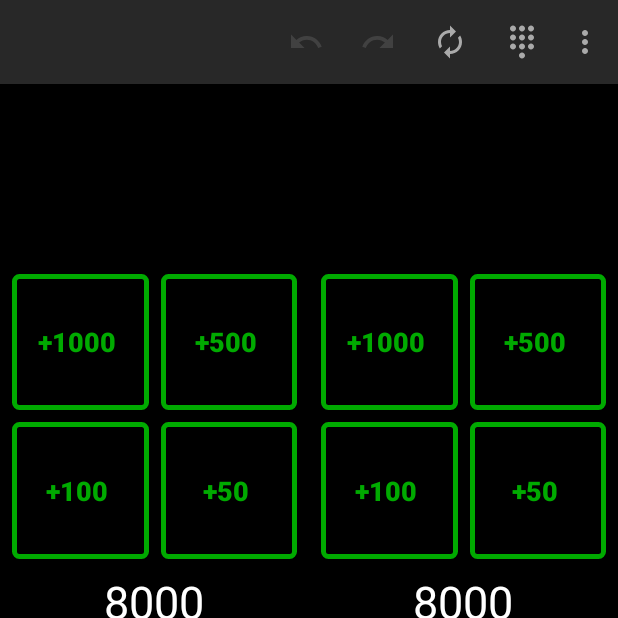
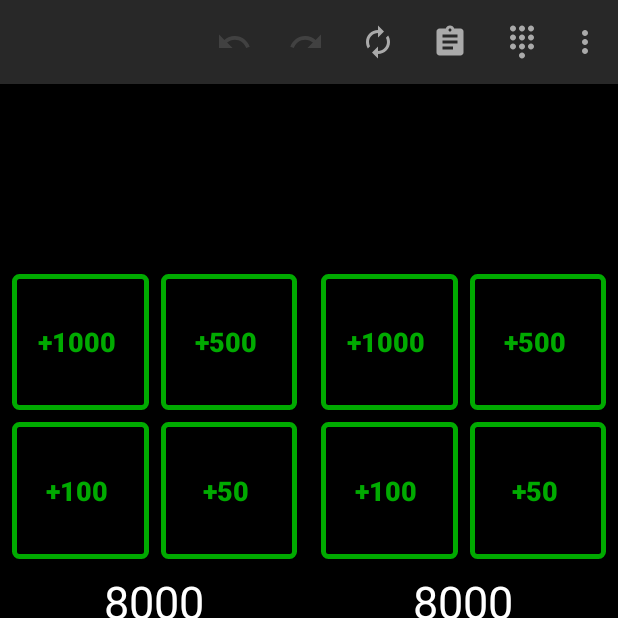
Before and after one commit to jassler/YuGiOhAndroid, an Android app: the screen it shows after launch (MainActivity), on a phone screen of 412 x 824 dp, the top half of it. Run offline under Robolectric (Android 15) with nearby library versions, the phone set to English and light mode, and no system bars.

Commit message:
Adding history dialog

```diff
--- a/app/build.gradle
+++ b/app/build.gradle
@@ -29,4 +29,5 @@ dependencies {
     testImplementation 'junit:junit:4.12'
     androidTestImplementation 'com.android.support.test:runner:1.0.2'
     androidTestImplementation 'com.android.support.test.espresso:espresso-core:3.0.2'
+    implementation 'org.jetbrains:annotations:15.0'
 }
--- a/app/src/main/res/menu/menu_main.xml
+++ b/app/src/main/res/menu/menu_main.xml
@@ -26,25 +26,32 @@
         android:onClick="reset"
         app:showAsAction="always"/>
     <item
+        android:id="@+id/action_show_history"
+        android:orderInCategory="400"
+        android:title="@string/show_history"
+        android:icon="@drawable/ic_baseline_assignment_24px"
+        android:onClick="showHistory"
+        app:showAsAction="always" />
+    <item
         android:id="@+id/action_custom"
-        android:orderInCategory="400"
+        android:orderInCategory="500"
         android:title="Custom view"
         android:icon="@drawable/ic_baseline_dialpad_24px"
         android:onClick="changeView"
         app:showAsAction="always" />
     <item
         android:id="@+id/action_start_timer"
-        android:orderInCategory="500"
+        android:orderInCategory="600"
         android:title="@string/show_timer"
         android:icon="@drawable/ic_baseline_add_circle_outline_24px"
         android:onClick="toggleTimerVisibility"
         app:showAsAction="ifRoom" />
     <item
         android:id="@+id/action_settings"
-        android:orderInCategory="600"
+        android:orderInCategory="700"
         android:title="Settings"
         android:icon="@drawable/ic_launcher_background"
         android:onClick="showSettings"
-        app:showAsAction="ifRoom" />
+        app:showAsAction="never" />
 
 </menu>
--- a/app/src/main/res/menu/menu_points.xml
+++ b/app/src/main/res/menu/menu_points.xml
@@ -26,8 +26,15 @@
         android:onClick="reset"
         app:showAsAction="always"/>
     <item
+        android:id="@+id/action_show_history"
+        android:orderInCategory="400"
+        android:title="@string/show_history"
+        android:icon="@drawable/ic_baseline_assignment_24px"
+        android:onClick="showHistory"
+        app:showAsAction="always" />
+    <item
         android:id="@+id/action_default"
-        android:orderInCategory="400"
+        android:orderInCategory="500"
         android:title="Default view"
         android:icon="@drawable/ic_baseline_exposure_24px"
         android:onClick="changeView"
@@ -35,14 +42,14 @@
 
     <item
         android:id="@+id/action_start_timer"
-        android:orderInCategory="500"
+        android:orderInCategory="600"
         android:title="@string/show_timer"
         android:icon="@drawable/ic_baseline_add_circle_outline_24px"
         android:onClick="toggleTimerVisibility"
         app:showAsAction="ifRoom" />
     <item
         android:id="@+id/action_settings"
-        android:orderInCategory="600"
+        android:orderInCategory="700"
         android:title="Settings"
         android:icon="@drawable/ic_launcher_background"
         android:onClick="showSettings"
--- a/app/src/main/res/values/strings.xml
+++ b/app/src/main/res/values/strings.xml
@@ -12,4 +12,5 @@
     <string name="timer_err_too_many_columns">Invalid time input: too many columns</string>
     <string name="timer_err_invalid_symbol">Invalid time input: unknown symbols</string>
     <string name="timer_err_max_exceeded">Timer cannot exceed 10 hours</string>
+    <string name="show_history">History</string>
 </resources>
--- a/build.gradle
+++ b/build.gradle
@@ -7,7 +7,7 @@ buildscript {
         jcenter()
     }
     dependencies {
-        classpath 'com.android.tools.build:gradle:3.3.0'
+        classpath 'com.android.tools.build:gradle:3.3.1'
 
 
         // NOTE: Do not place your application dependencies here; they belong
```
Also changed, not shown: app/src/main/java/com/kaasbrot/boehlersyugiohapp/ActionHistory.java (+23 -6 lines), app/src/main/java/com/kaasbrot/boehlersyugiohapp/MainActivity.java (+16 -0 lines), app/src/main/res/layout/dialog_history.xml (added, +26 -0 lines), 2 other files.
